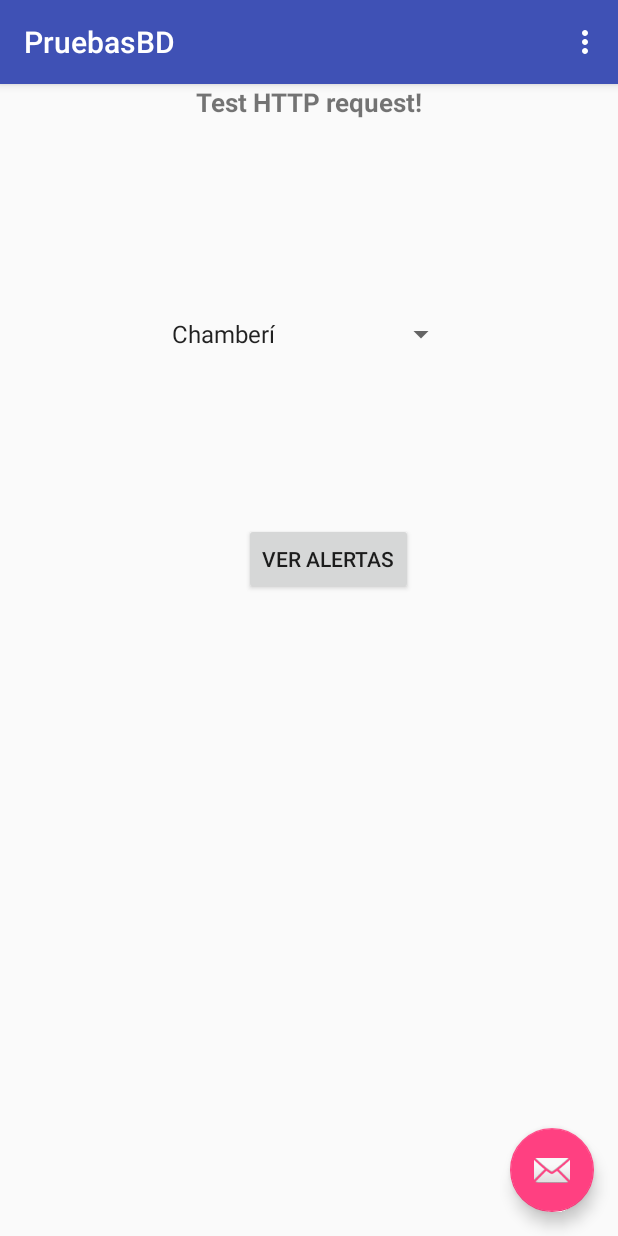
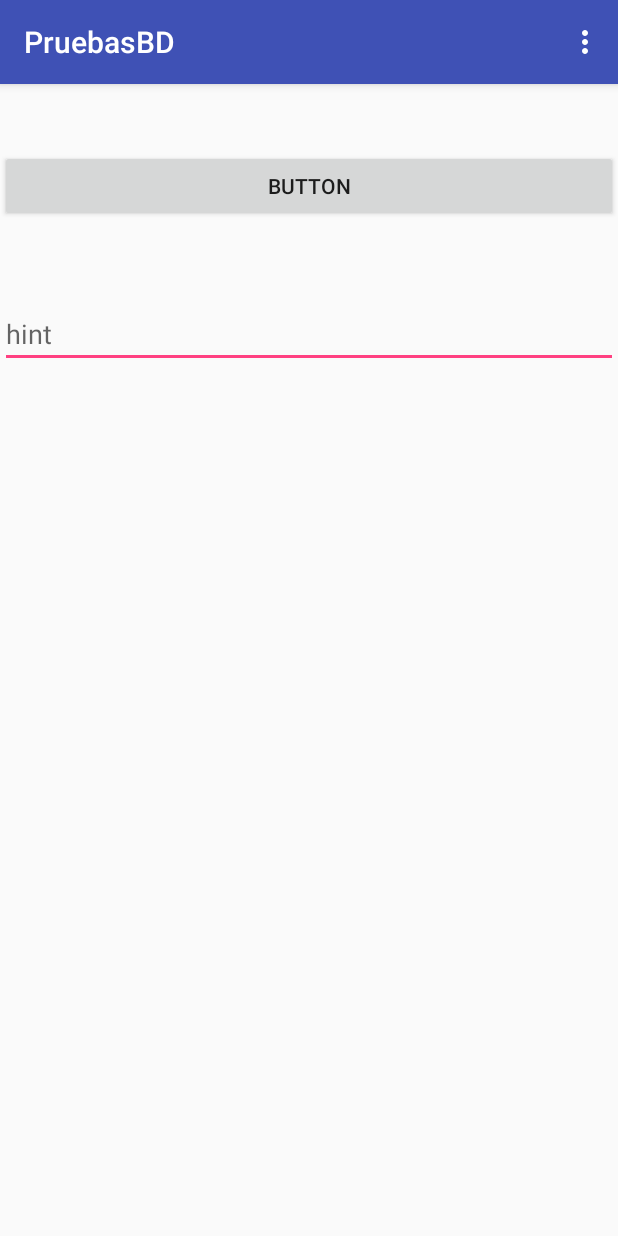
Before and after one commit to MadAlert/TFG, an Android app: the screen it shows after launch (MainActivity), on a phone screen of 412 x 824 dp. Run offline under Robolectric (Android 15) with nearby library versions, the phone set to English and light mode, and no system bars; our stand-ins replace RxJava; libraries missing offline, so code that uses them is left out: retrofit2.adapter.rxjava.

Commit message:
Solucionados problemas de BD, faltan cosas

```diff
--- a/Android/PruebasBD/app/build.gradle
+++ b/Android/PruebasBD/app/build.gradle
@@ -27,6 +27,8 @@ dependencies {
     implementation 'com.android.support:appcompat-v7:26.1.0'
     implementation 'com.android.support.constraint:constraint-layout:1.0.2'
     implementation 'com.android.support:design:26.1.0'
+    implementation 'com.android.support:support-v4:26.1.0'
+    implementation 'com.android.support:recyclerview-v7:26.1.0'
     testImplementation 'junit:junit:4.12'
     androidTestImplementation 'com.android.support.test:runner:1.0.1'
     androidTestImplementation 'com.android.support.test.espresso:espresso-core:3.0.1'
@@ -39,7 +41,7 @@ dependencies {
     //compile group: 'io.reactivex.rxjava2', name: 'rxjava', version: '2.1.1'
     //compile 'io.reactivex.rxjava2:rxjava:2.0.1'
     //compile 'io.reactivex.rxjava2:rxandroid:2.0.1'
-    compile 'io.reactivex.rxjava2:rxandroid:2.0.1'
-    compile 'io.reactivex.rxjava2:rxjava:2.1.3'
+    implementation 'io.reactivex.rxjava2:rxandroid:2.0.1'
+    implementation 'io.reactivex.rxjava2:rxjava:2.1.3'
     //implementation 'io.reactivex:rxandroid:1.2.1'
 }
--- a/Android/PruebasBD/app/src/main/java/com/example/adrianpanaderogonzalez/pruebasbd/MainActivity.java
+++ b/Android/PruebasBD/app/src/main/java/com/example/adrianpanaderogonzalez/pruebasbd/MainActivity.java
@@ -1,5 +1,6 @@
 package com.example.adrianpanaderogonzalez.pruebasbd;
 
+import com.example.adrianpanaderogonzalez.pruebasbd.fragmento;
 import android.os.Bundle;
 import android.support.design.widget.FloatingActionButton;
 import android.support.design.widget.Snackbar;
@@ -22,22 +23,22 @@ import java.net.UnknownHostException;
 
 
 import io.reactivex.android.schedulers.AndroidSchedulers;
+import io.reactivex.disposables.CompositeDisposable;
 import retrofit2.Response;
 import retrofit2.adapter.rxjava.HttpException;
-import rx.schedulers.Schedulers;
-import rx.subscriptions.CompositeSubscription;
-import io.reactivex.android.schedulers.AndroidSchedulers;
-import io.reactivex.disposables.Disposable;
-import io.reactivex.functions.Consumer;
 import io.reactivex.schedulers.Schedulers;
 
 
 public class MainActivity extends AppCompatActivity {
 
+    public static final String TAG = MainActivity.class.getSimpleName();
+
     private TextView mResult;
     private Button but;
     private Spinner spinner;
-    private CompositeSubscription mSubscriptions;
+    private CompositeDisposable mSubscriptions;
+    private fragmento f;
+    private Class fragmentClass;
 
     @Override
     protected void onCreate(Bundle savedInstanceState) {
@@ -46,16 +47,18 @@ public class MainActivity extends AppCompatActivity {
         Toolbar toolbar = (Toolbar) findViewById(R.id.toolbar);
         setSupportActionBar(toolbar);
 
-        FloatingActionButton fab = (FloatingActionButton) findViewById(R.id.fab);
-        fab.setOnClickListener(new View.OnClickListener() {
-            @Override
-            public void onClick(View view) {
-                Snackbar.make(view, "Replace with your own action", Snackbar.LENGTH_LONG)
-                        .setAction("Action", null).show();
-            }
-        });
 
-        mSubscriptions = new CompositeSubscription();
+        if (f == null) {
+
+            f = new fragmento();
+        }
+        getFragmentManager().beginTransaction().replace(R.id.ventanaFragmento,f,fragmento.TAG).commit();
+
+
+
+
+
+       /* mSubscriptions = new CompositeDisposable();
         mResult = (TextView) findViewById(R.id.tv_result);
         but = (Button) findViewById(R.id.btn);
         spinner = (Spinner) findViewById(R.id.spinner);
@@ -79,7 +82,7 @@ public class MainActivity extends AppCompatActivity {
             public void onNothingSelected(AdapterView<?> parent) {
                 // Another interface callback
             }
-        });
+        });*/
 
         //Hacer petición GET
         //new GetDataTask().execute("http://192.168.1.207:1000/api/alertas");
@@ -94,43 +97,7 @@ public class MainActivity extends AppCompatActivity {
         //new DeleteDataTask().execute("http://192.168.1.53:1000/api/alertas/5ab18c7da104795fe0c508da");
     }
 
-    private void AlertasProcess(String distrito) {
 
-        mSubscriptions.add(NetworkUtil.getRetrofit(distrito).getAlertasDistrito(distrito)
-                .observeOn(AndroidSchedulers.mainThread())
-                .subscribeOn(Schedulers.io())
-                .subscribe(this::handleResponse,this::handleError));
-    }
-
-
-    private void handleResponse(Response response) {
-
-        /*mProgressbar.setVisibility(View.GONE);
-        showSnackBarMessage(response.getMessage());*/
-    }
-
-    private void handleError(Throwable error) {
-
-       // mProgressbar.setVisibility(View.GONE);
-
-        if (error instanceof HttpException) {
-
-            Gson gson = new GsonBuilder().create();
-
-            try {
-
-                String errorBody = ((HttpException) error).response().errorBody().string();
-                Response response = gson.fromJson(errorBody,Response.class);
-                //showSnackBarMessage(response.getMessage());
-
-            } catch (IOException e) {
-                e.printStackTrace();
-            }
-        } else {
-
-            //showSnackBarMessage("Network Error !");
-        }
-    }
     @Override
     public boolean onCreateOptionsMenu(Menu menu) {
         // Inflate the menu; this adds items to the action bar if it is present.
--- a/Android/PruebasBD/app/src/main/java/com/example/adrianpanaderogonzalez/pruebasbd/NetworkUtil.java
+++ b/Android/PruebasBD/app/src/main/java/com/example/adrianpanaderogonzalez/pruebasbd/NetworkUtil.java
@@ -22,7 +22,7 @@ public class NetworkUtil {
         RxJavaCallAdapterFactory rxAdapter = RxJavaCallAdapterFactory.createWithScheduler(Schedulers.io());
 
         return new Retrofit.Builder()
-                .baseUrl("http://192.168.1.219:1000/api/alertas")
+                .baseUrl("http://147.96.114.247:1000/api/alertas")
                 .addCallAdapterFactory(rxAdapter)
                 .addConverterFactory(GsonConverterFactory.create())
                 .build().create(RetrofitInterface.class);
@@ -48,7 +48,7 @@ public class NetworkUtil {
         RxJavaCallAdapterFactory rxAdapter = RxJavaCallAdapterFactory.createWithScheduler(Schedulers.io());
 
         return new Retrofit.Builder()
-                .baseUrl("http://192.168.1.219:1000/api/alertas")
+                .baseUrl("http://147.96.114.247:1000/api/alertas")
                 .client(httpClient.build())
                 .addCallAdapterFactory(rxAdapter)
                 .addConverterFactory(GsonConverterFactory.create())
--- a/Android/PruebasBD/app/src/main/java/com/example/adrianpanaderogonzalez/pruebasbd/RetrofitInterface.java
+++ b/Android/PruebasBD/app/src/main/java/com/example/adrianpanaderogonzalez/pruebasbd/RetrofitInterface.java
@@ -5,7 +5,7 @@ import retrofit2.http.GET;
 import retrofit2.http.POST;
 import retrofit2.http.PUT;
 import retrofit2.http.Path;
-import android.database.Observable;
+import io.reactivex.Observable;
 
 /**
  * Created by adrianpanaderogonzalez on 26/3/18.
@@ -13,6 +13,6 @@ import android.database.Observable;
 
 public interface RetrofitInterface {
 
-    @GET("users/{distrito}")
-    Observable<Alertas> getAlertasDistrito(@Path("distrito") String distrito);
+    @GET("alertas/{distrito}")
+    Observable<Alertas> getAlertasDistrito();
 }
--- /dev/null
+++ b/Android/PruebasBD/app/src/main/java/com/example/adrianpanaderogonzalez/pruebasbd/fragmento.java
@@ -0,0 +1,212 @@
+package com.example.adrianpanaderogonzalez.pruebasbd;
+
+import android.content.Context;
+import android.net.Uri;
+import android.os.Bundle;
+import android.app.Fragment;
+import android.support.design.widget.TextInputLayout;
+import android.view.LayoutInflater;
+import android.view.View;
+import android.view.ViewGroup;
+import android.widget.Button;
+import android.widget.EditText;
+import android.widget.ProgressBar;
+import android.widget.TextView;
+
+import com.google.gson.Gson;
+import com.google.gson.GsonBuilder;
+
+import java.io.IOException;
+
+import io.reactivex.android.schedulers.AndroidSchedulers;
+import io.reactivex.disposables.CompositeDisposable;
+import retrofit2.Response;
+import retrofit2.adapter.rxjava.HttpException;
+import io.reactivex.schedulers.Schedulers;
+
+
+/**
+ * A simple {@link Fragment} subclass.
+ * Activities that contain this fragment must implement the
+ * {@link fragmento.OnFragmentInteractionListener} interface
+ * to handle interaction events.
+ * Use the {@link fragmento#newInstance} factory method to
+ * create an instance of this fragment.
+ */
+public class fragmento extends Fragment {
+    // TODO: Rename parameter arguments, choose names that match
+    // the fragment initialization parameters, e.g. ARG_ITEM_NUMBER
+
+    private EditText distritoText;
+    private Button buscar2;
+    private CompositeDisposable mSubscriptions;
+
+    private static final String ARG_PARAM1 = "param1";
+    private static final String ARG_PARAM2 = "param2";
+
+    // TODO: Rename and change types of parameters
+    private String mParam1;
+    private String mParam2;
+
+    private OnFragmentInteractionListener mListener;
+
+    public static final String TAG = fragmento.class.getSimpleName();
+
+    public fragmento() {
+        // Required empty public constructor
+    }
+
+    /**
+     * Use this factory method to create a new instance of
+     * this fragment using the provided parameters.
+     *
+     * @param param1 Parameter 1.
+     * @param param2 Parameter 2.
+     * @return A new instance of fragment fragmento.
+     */
+    // TODO: Rename and change types and number of parameters
+    public static fragmento newInstance(String param1, String param2) {
+        fragmento fragment = new fragmento();
+        Bundle args = new Bundle();
+        args.putString(ARG_PARAM1, param1);
+        args.putString(ARG_PARAM2, param2);
+        fragment.setArguments(args);
+        return fragment;
+    }
+
+    @Override
+    public void onCreate(Bundle savedInstanceState) {
+        super.onCreate(savedInstanceState);
+        if (getArguments() != null) {
+            mParam1 = getArguments().getString(ARG_PARAM1);
+            mParam2 = getArguments().getString(ARG_PARAM2);
+        }
+    }
+
+    @Override
+    public View onCreateView(LayoutInflater inflater, ViewGroup container,
+                             Bundle savedInstanceState) {
+        // Inflate the layout for this fragment
+        View view = inflater.inflate(R.layout.fragment_fragmento, container, false);
+        mSubscriptions = new CompositeDisposable();
+        initViews(view);
+
+        return view;
+    }
+
+    private void initViews(View v) {
+
+        distritoText = (EditText) v.findViewById(R.id.et_distrito);
+        buscar2 = v.findViewById(R.id.buscar);
+
+        buscar2.setOnClickListener(view -> getAlertasDistrito2());
+    }
+
+    private void getAlertasDistrito2() {
+
+        //setError();
+
+        String dist = distritoText.getText().toString();
+        //String password = mEtPassword.getText().toString();
+
+        int err = 0;
+
+        /*if (!validateEmail(email)) {
+
+            err++;
+            mTiEmail.setError("Email should be valid !");
+        }
+
+        if (!validateFields(password)) {
+
+            err++;
+            mTiPassword.setError("Password should not be empty !");
+        }*/
+
+        if (err == 0) {
+
+            alertasProcess(dist);
+        }
+        /*    mProgressBar.setVisibility(View.VISIBLE);
+
+        } else {
+
+            showSnackBarMessage("Enter Valid Details !");
+        }*/
+    }
+
+    private void alertasProcess(String distrito) {
+
+        mSubscriptions.add(NetworkUtil.getRetrofit(distrito).getAlertasDistrito()
+                .observeOn(AndroidSchedulers.mainThread())
+                .subscribeOn(io.reactivex.schedulers.Schedulers.io())
+                .subscribe(this::handleResponse,this::handleError));
+    }
+
+    private void handleResponse(Alertas alertas) {
+
+    }
+
+
+    private void handleError(Throwable error) {
+
+        // mProgressbar.setVisibility(View.GONE);
+
+        if (error instanceof HttpException) {
+
+            Gson gson = new GsonBuilder().create();
+
+            try {
+
+                String errorBody = ((HttpException) error).response().errorBody().string();
+                Response response = gson.fromJson(errorBody,Response.class);
+                //showSnackBarMessage(response.getMessage());
+
+            } catch (IOException e) {
+                e.printStackTrace();
+            }
+        } else {
+
+            //showSnackBarMessage("Network Error !");
+        }
+    }
+
+    // TODO: Rename method, update argument and hook method into UI event
+    public void onButtonPressed(Uri uri) {
+        if (mListener != null) {
+            mListener.onFragmentInteraction(uri);
+        }
+    }
+
+   /* @Override
+    public void onAttach(Context context) {
+        super.onAttach(context);
+        if (context instanceof OnFragmentInteractionListener) {
+            mListener = (OnFragmentInteractionListener) context;
+        } else {
+            throw new RuntimeException(context.toString()
+                    + " must implement OnFragmentInteractionListener");
+        }
+    }*/
+
+    @Override
+    public void onDetach() {
+        super.onDetach();
+        mListener = null;
+    }
+
+    /**
+     * This interface must be implemented by activities that contain this
+     * fragment to allow an interaction in this fragment to be communicated
+     * to the activity and potentially other fragments contained in that
+     * activity.
+     * <p>
+     * See the Android Training lesson <a href=
+     * "http://developer.android.com/training/basics/fragments/communicating.html"
+     * >Communicating with Other Fragments</a> for more information.
+     */
+    public interface OnFragmentInteractionListener {
+        // TODO: Update argument type and name
+        void onFragmentInteraction(Uri uri);
+    }
+}
--- a/Android/PruebasBD/app/src/main/res/layout/activity_main.xml
+++ b/Android/PruebasBD/app/src/main/res/layout/activity_main.xml
@@ -20,14 +20,12 @@
 
     </android.support.design.widget.AppBarLayout>
 
-    <include layout="@layout/content_main" />
+    <FrameLayout
+        android:id="@+id/ventanaFragmento"
+        android:layout_width="match_parent"
+        android:layout_height="wrap_content">
 
-    <android.support.design.widget.FloatingActionButton
-        android:id="@+id/fab"
-        android:layout_width="wrap_content"
-        android:layout_height="wrap_content"
-        android:layout_gravity="bottom|end"
-        android:layout_margin="@dimen/fab_margin"
-        app:srcCompat="@android:drawable/ic_dialog_email" />
+    </FrameLayout>
+
 
 </android.support.design.widget.CoordinatorLayout>
--- a/Android/PruebasBD/app/src/main/res/layout/content_main.xml
+++ /dev/null
@@ -1,51 +0,0 @@
-<?xml version="1.0" encoding="utf-8"?>
-<android.support.constraint.ConstraintLayout xmlns:android="http://schemas.android.com/apk/res/android"
-    xmlns:app="http://schemas.android.com/apk/res-auto"
-    xmlns:tools="http://schemas.android.com/tools"
-    android:layout_width="match_parent"
-    android:layout_height="match_parent"
-    app:layout_behavior="@string/appbar_scrolling_view_behavior"
-    tools:context="com.example.adrianpanaderogonzalez.pruebasbd.MainActivity"
-    tools:showIn="@layout/activity_main">
-
-    <TextView
-        android:id="@+id/tv_result"
-        android:layout_width="wrap_content"
-        android:layout_height="wrap_content"
-        android:layout_marginBottom="62dp"
-        android:text="Test HTTP request!"
-        android:textSize="17sp"
-        android:textStyle="bold"
-        app:layout_constraintBottom_toTopOf="@+id/spinner"
-        app:layout_constraintLeft_toLeftOf="parent"
-        app:layout_constraintRight_toRightOf="parent"
-        app:layout_constraintTop_toTopOf="parent" />
-
-    <Button
-        android:id="@+id/btn"
-        android:layout_width="wrap_content"
-        android:layout_height="wrap_content"
-        android:layout_marginEnd="122dp"
-        android:layout_marginStart="148dp"
-        android:layout_marginTop="107dp"
-        android:onClick="onButtonClick"
-        android:text="Ver alertas"
-        app:layout_constraintEnd_toEndOf="parent"
-        app:layout_constraintStart_toStartOf="parent"
-        app:layout_constraintTop_toBottomOf="@+id/spinner"
-        tools:ignore="MissingConstraints,RtlCompat" />
-
-    <Spinner
-        android:id="@+id/spinner"
-        android:layout_width="198dp"
-        android:layout_height="37dp"
-        android:layout_marginBottom="107dp"
-        android:layout_marginEnd="107dp"
-        android:layout_marginStart="106dp"
-        android:layout_marginTop="62dp"
-        app:layout_constraintBottom_toTopOf="@+id/btn"
-        app:layout_constraintEnd_toEndOf="parent"
-        app:layout_constraintStart_toStartOf="parent"
-        app:layout_constraintTop_toBottomOf="@+id/tv_result" />
-
-</android.support.constraint.ConstraintLayout>
--- /dev/null
+++ b/Android/PruebasBD/app/src/main/res/layout/fragment_fragmento.xml
@@ -0,0 +1,27 @@
+<?xml version="1.0" encoding="utf-8"?>
+<FrameLayout xmlns:android="http://schemas.android.com/apk/res/android"
+    xmlns:tools="http://schemas.android.com/tools"
+    android:layout_width="match_parent"
+    android:layout_height="match_parent"
+    tools:context=".fragmento">
+
+    <!-- TODO: Update blank fragment layout -->
+
+
+    <android.widget.EditText
+        android:id="@+id/et_distrito"
+        android:layout_width="match_parent"
+        android:layout_height="wrap_content"
+        android:hint="hint"
+        android:singleLine="true"
+        android:layout_marginTop="200dp"
+        />
+
+    <Button
+        android:id="@+id/buscar"
+        android:layout_width="match_parent"
+        android:layout_height="wrap_content"
+        android:text="Button"
+        android:layout_marginTop="100dp"/>
+
+</FrameLayout>
--- a/Android/PruebasBD/app/src/main/res/values/dimens.xml
+++ b/Android/PruebasBD/app/src/main/res/values/dimens.xml
@@ -1,3 +1,4 @@
 <resources>
     <dimen name="fab_margin">16dp</dimen>
+    <dimen name="text_margin">16dp</dimen>
 </resources>
--- a/Android/PruebasBD/app/src/main/res/values/strings.xml
+++ b/Android/PruebasBD/app/src/main/res/values/strings.xml
@@ -3,9 +3,12 @@
     <string name="action_settings">Settings</string>
     <string name="post_title">Alertas</string>
 
-        <string-array name="puta">
-            <item>Chamberí</item>
-            <item>Barajas</item>
-            <item>Arganzuela</item>
-        </string-array>
+    <string-array name="puta">
+        <item>Chamberí</item>
+        <item>Barajas</item>
+        <item>Arganzuela</item>
+    </string-array>
+
+    <!-- TODO: Remove or change this placeholder text -->
+    <string name="hello_blank_fragment">Hello blank fragment</string>
 </resources>
--- a/Android/PruebasBD/build.gradle
+++ b/Android/PruebasBD/build.gradle
@@ -7,7 +7,7 @@ buildscript {
         jcenter()
     }
     dependencies {
-        classpath 'com.android.tools.build:gradle:3.0.1'
+        classpath 'com.android.tools.build:gradle:3.1.0'
 
 
         // NOTE: Do not place your application dependencies here; they belong
```
Also changed, not shown: Android/PruebasBD/gradle/wrapper/gradle-wrapper.properties.
